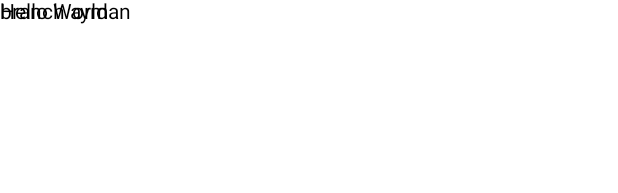
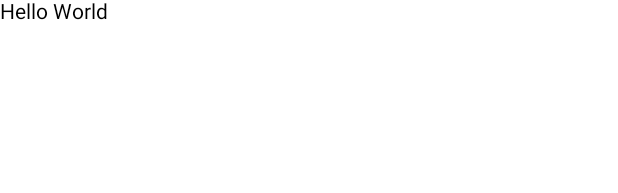
Before and after one commit to DkXenos/ALP-VP, an Android app built with Jetpack Compose: the @Preview function TestViewPreview, on a phone screen of 412 x 824 dp. Shown: the top 193 px of the screen. Run offline under Robolectric (Android 15) with nearby library versions, the phone set to English and light mode, and no system bars.

Commit message:
removed text

```diff
--- a/app/src/main/java/com/jason/alp_vp/ui/view/TestClass.kt
+++ b/app/src/main/java/com/jason/alp_vp/ui/view/TestClass.kt
@@ -7,7 +7,6 @@ import androidx.compose.ui.tooling.preview.Preview
 @Composable
 fun TestView(){
     Text("Hello World")
-    Text("branch ayman")
 }
 
 @Composable
```
